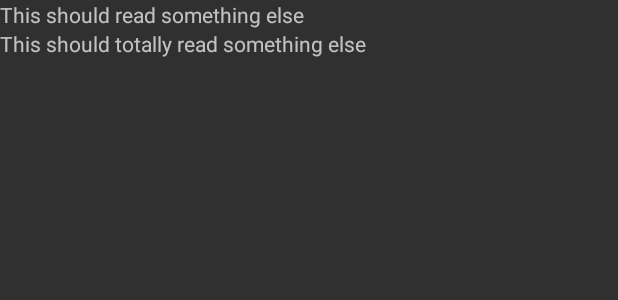
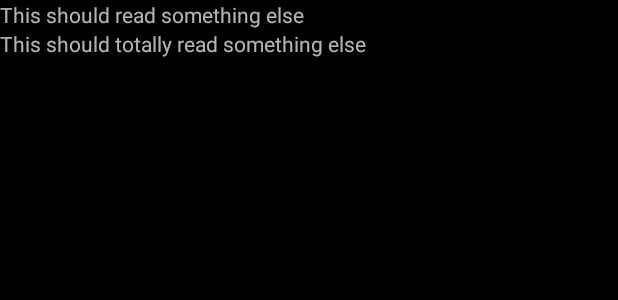
Before and after one commit to peprika/ti3-rules, an Android app: the layout lore_fragment.xml on its own in the app's theme, with its tools: preview values and no code run, on a phone screen of 412 x 824 dp. Shown: the top 300 px of the screen. Run offline under Robolectric (Android 15) with nearby library versions, the phone set to English and light mode, and no system bars.

```diff
--- a/app/src/main/res/layout/lore_fragment.xml
+++ b/app/src/main/res/layout/lore_fragment.xml
@@ -1,7 +1,9 @@
 <?xml version="1.0" encoding="utf-8"?>
 <TableLayout xmlns:android="http://schemas.android.com/apk/res/android"
              android:layout_width="match_parent"
-             android:layout_height="match_parent">
+             android:layout_height="match_parent"
+             android:background="#000000"
+             android:clickable="true">
 
     <TextView
         android:id="@+id/lore_race_title"
```
Also changed, not shown: app/src/main/java/exxxample/ti3rules/LoreListFragment.java (+12 -1 lines).
